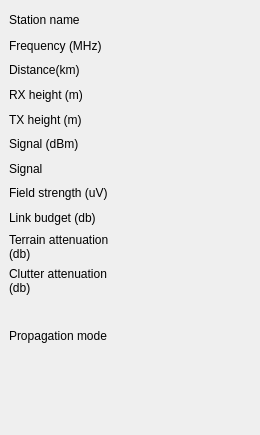
Qt form FGPropagationTool/stationsignalform.ui (QDeltaSoft/qradiopredict) before a commit.
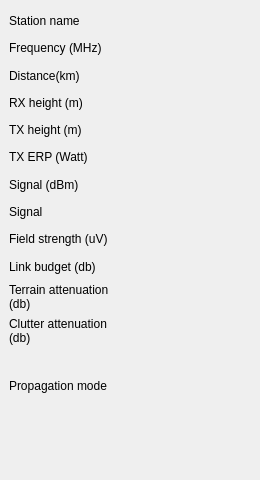
The same form after that commit. Icons and pictures are not drawn.

What changed in the file:
```diff
--- a/FGPropagationTool/stationsignalform.ui
+++ b/FGPropagationTool/stationsignalform.ui
@@ -7,7 +7,7 @@
     <x>0</x>
     <y>0</y>
     <width>260</width>
-    <height>435</height>
+    <height>480</height>
    </rect>
   </property>
   <property name="minimumSize">
@@ -25,7 +25,7 @@
      <x>9</x>
      <y>10</y>
      <width>252</width>
-     <height>361</height>
+     <height>411</height>
     </rect>
    </property>
    <layout class="QGridLayout" name="gridLayout">
@@ -42,7 +42,7 @@
       </property>
      </widget>
     </item>
-    <item row="10" column="0">
+    <item row="11" column="0">
      <widget class="QLabel" name="label_10">
       <property name="maximumSize">
        <size>
@@ -58,7 +58,7 @@
       </property>
      </widget>
     </item>
-    <item row="5" column="2">
+    <item row="6" column="2">
      <widget class="QLabel" name="signalDbm">
       <property name="font">
        <font>
@@ -71,14 +71,14 @@
       </property>
      </widget>
     </item>
-    <item row="8" column="0">
+    <item row="9" column="0">
      <widget class="QLabel" name="label_5">
       <property name="text">
        <string>Link budget (db)</string>
       </property>
      </widget>
     </item>
-    <item row="6" column="2">
+    <item row="7" column="2">
      <widget class="QLabel" name="signal">
       <property name="font">
        <font>
@@ -107,7 +107,7 @@
       </property>
      </spacer>
     </item>
-    <item row="7" column="2">
+    <item row="8" column="2">
      <widget class="QLabel" name="fieldStrength">
       <property name="font">
        <font>
@@ -120,14 +120,14 @@
       </property>
      </widget>
     </item>
-    <item row="5" column="0">
+    <item row="6" column="0">
      <widget class="QLabel" name="label_2">
       <property name="text">
        <string>Signal (dBm)</string>
       </property>
      </widget>
     </item>
-    <item row="8" column="2">
+    <item row="9" column="2">
      <widget class="QLabel" name="linkBudget">
       <property name="font">
        <font>
@@ -140,7 +140,7 @@
       </property>
      </widget>
     </item>
-    <item row="6" column="0">
+    <item row="7" column="0">
      <widget class="QLabel" name="label_3">
       <property name="text">
        <string>Signal</string>
@@ -160,7 +160,7 @@
       </property>
      </widget>
     </item>
-    <item row="11" column="2">
+    <item row="12" column="2">
      <widget class="QLabel" name="propMode">
       <property name="minimumSize">
        <size>
@@ -182,7 +182,14 @@
       </property>
      </widget>
     </item>
-    <item row="9" column="0">
+    <item row="0" column="0">
+     <widget class="QLabel" name="label">
+      <property name="text">
+       <string>Station name</string>
+      </property>
+     </widget>
+    </item>
+    <item row="10" column="0">
      <widget class="QLabel" name="label_9">
       <property name="maximumSize">
        <size>
@@ -198,7 +205,7 @@
       </property>
      </widget>
     </item>
-    <item row="11" column="0">
+    <item row="12" column="0">
      <widget class="QLabel" name="label_6">
       <property name="maximumSize">
        <size>
@@ -214,14 +221,7 @@
       </property>
      </widget>
     </item>
-    <item row="0" column="0">
-     <widget class="QLabel" name="label">
-      <property name="text">
-       <string>Station name</string>
-      </property>
-     </widget>
-    </item>
-    <item row="10" column="2">
+    <item row="11" column="2">
      <widget class="QLabel" name="clutterAttenuation">
       <property name="font">
        <font>
@@ -234,22 +234,6 @@
       </property>
      </widget>
     </item>
-    <item row="7" column="0">
-     <widget class="QLabel" name="label_4">
-      <property name="maximumSize">
-       <size>
-        <width>100</width>
-        <height>16777215</height>
-       </size>
-      </property>
-      <property name="text">
-       <string>Field strength (uV)</string>
-      </property>
-      <property name="wordWrap">
-       <bool>true</bool>
-      </property>
-     </widget>
-    </item>
     <item row="2" column="0">
      <widget class="QLabel" name="label_8">
       <property name="text">
@@ -257,6 +241,22 @@
       </property>
      </widget>
     </item>
+    <item row="8" column="0">
+     <widget class="QLabel" name="label_4">
+      <property name="maximumSize">
+       <size>
+        <width>100</width>
+        <height>16777215</height>
+       </size>
+      </property>
+      <property name="text">
+       <string>Field strength (uV)</string>
+      </property>
+      <property name="wordWrap">
+       <bool>true</bool>
+      </property>
+     </widget>
+    </item>
     <item row="4" column="0">
      <widget class="QLabel" name="label_11">
       <property name="text">
@@ -264,7 +264,7 @@
       </property>
      </widget>
     </item>
-    <item row="9" column="2">
+    <item row="10" column="2">
      <widget class="QLabel" name="terrainAttenuation">
       <property name="font">
        <font>
@@ -330,13 +330,33 @@
       </property>
      </widget>
     </item>
+    <item row="5" column="0">
+     <widget class="QLabel" name="label_13">
+      <property name="text">
+       <string>TX ERP (Watt)</string>
+      </property>
+     </widget>
+    </item>
+    <item row="5" column="2">
+     <widget class="QLabel" name="txERP">
+      <property name="font">
+       <font>
+        <weight>75</weight>
+        <bold>true</bold>
+       </font>
+      </property>
+      <property name="text">
+       <string/>
+      </property>
+     </widget>
+    </item>
    </layout>
   </widget>
   <widget class="QLabel" name="labelSmeter">
    <property name="geometry">
     <rect>
      <x>10</x>
-     <y>390</y>
+     <y>440</y>
      <width>191</width>
      <height>31</height>
     </rect>
```
Left out of the diff: 26 changed lines with no effect on the pictures.
